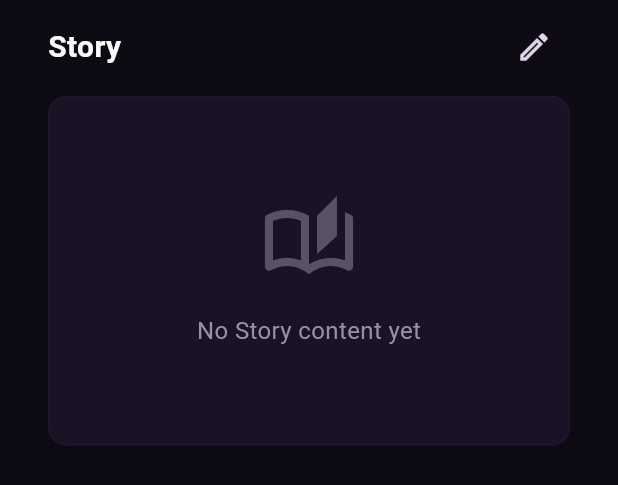
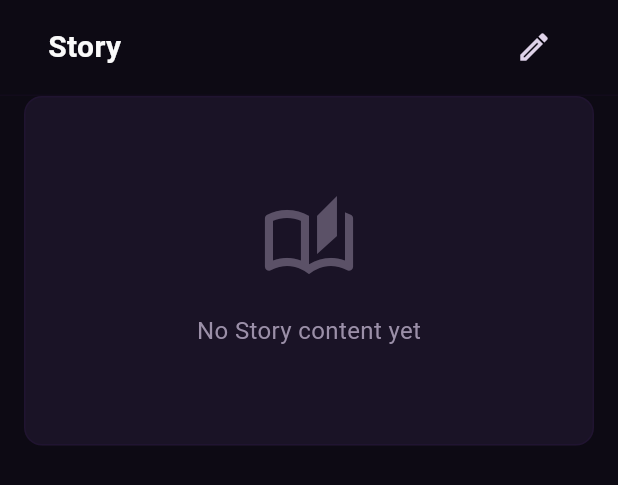
Before and after one commit to vpdevportal/yashvi-media-studio, a Flutter app: the EpisodeStoryTab widget shown alone on an empty page, opened directly with empty values, after a tap on the "edit" icon, after a tap on "Cancel", on a phone screen of 412 x 824 dp. Shown: the top 485 px of the screen. Run offline on Flutter 3.47's test engine with Material 3 defaults, Android fonts, the light colour scheme and no system bars; network calls fail; Roboto replaces fonts that are missing (SF Pro Display).

Commit message:
feat(frontend): add mobile responsiveness to story tab
- Make padding responsive for view and editor modes
- Adjust font sizes for mobile screens
- Optimize container padding for smaller displays

```diff
--- a/apps/frontend/lib/pages/episode_detail/episode_story_tab.dart
+++ b/apps/frontend/lib/pages/episode_detail/episode_story_tab.dart
@@ -181,9 +181,16 @@ class _EpisodeStoryTabState extends State<EpisodeStoryTab> {
     }
 
     final content = widget.story?.content;
+    final isMobile = MediaQuery.of(context).size.width < 768;
+
     if (content == null || content.trim().isEmpty) {
-      return const SingleChildScrollView(
-        padding: EdgeInsets.fromLTRB(32, 0, 32, 32),
+      return SingleChildScrollView(
+        padding: EdgeInsets.fromLTRB(
+          isMobile ? 16 : 32,
+          0,
+          isMobile ? 16 : 32,
+          isMobile ? 16 : 32,
+        ),
         child: EpisodeEmptyState(
           title: 'Story content',
           icon: Icons.auto_stories_outlined,
@@ -192,10 +199,15 @@ class _EpisodeStoryTabState extends State<EpisodeStoryTab> {
     }
 
     return SingleChildScrollView(
-      padding: const EdgeInsets.fromLTRB(32, 0, 32, 32),
+      padding: EdgeInsets.fromLTRB(
+        isMobile ? 16 : 32,
+        0,
+        isMobile ? 16 : 32,
+        isMobile ? 16 : 32,
+      ),
       child: Container(
         width: double.infinity,
-        padding: const EdgeInsets.all(32),
+        padding: EdgeInsets.all(isMobile ? 16 : 32),
         decoration: BoxDecoration(
           color: AppColors.surface,
           borderRadius: BorderRadius.circular(12),
@@ -203,9 +215,9 @@ class _EpisodeStoryTabState extends State<EpisodeStoryTab> {
         ),
         child: Text(
           content,
-          style: const TextStyle(
+          style: TextStyle(
             color: AppColors.textSecondary,
-            fontSize: 15,
+            fontSize: isMobile ? 14 : 15,
             height: 1.8,
           ),
         ),
@@ -214,8 +226,15 @@ class _EpisodeStoryTabState extends State<EpisodeStoryTab> {
   }
 
   Widget _buildEditor() {
+    final isMobile = MediaQuery.of(context).size.width < 768;
+
     return Container(
-      padding: const EdgeInsets.fromLTRB(32, 0, 32, 32),
+      padding: EdgeInsets.fromLTRB(
+        isMobile ? 16 : 32,
+        0,
+        isMobile ? 16 : 32,
+        isMobile ? 16 : 32,
+      ),
       child: TextField(
         controller: _storyController,
         autofocus: true,
```
